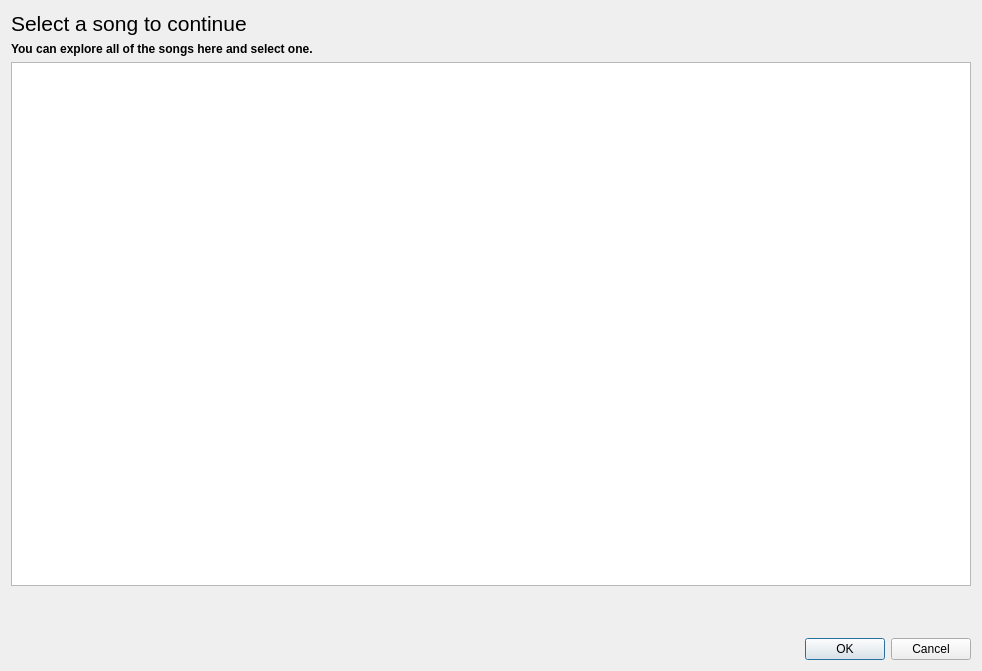
Before: the Qt Designer form ui/dialogs/storedialog.ui in amirmohsen1384/Mockingbird, drawn with Qt 5.
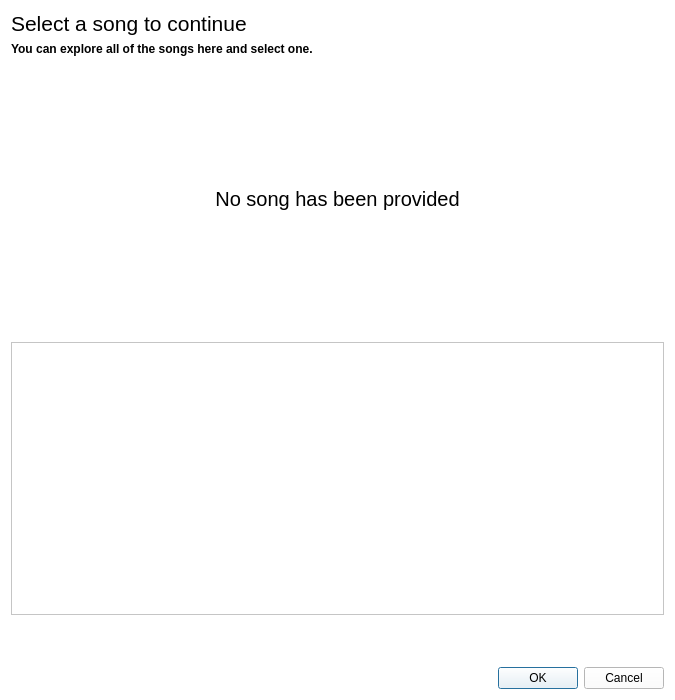
After: the same form once the commit is applied. Icons and pictures are not drawn. Custom widgets are drawn as their Qt base class.

Commit message: Improvement on the UI of store dialog

Diff of the .ui file:
```diff
--- a/ui/dialogs/storedialog.ui
+++ b/ui/dialogs/storedialog.ui
@@ -6,8 +6,8 @@
    <rect>
     <x>0</x>
     <y>0</y>
-    <width>982</width>
-    <height>671</height>
+    <width>675</width>
+    <height>700</height>
    </rect>
   </property>
   <property name="font">
@@ -18,6 +18,9 @@
   <property name="windowTitle">
    <string>Select a song to continue</string>
   </property>
+  <property name="styleSheet">
+   <string notr="true">background-color:white</string>
+  </property>
   <property name="modal">
    <bool>true</bool>
   </property>
@@ -47,8 +50,36 @@
      </property>
     </widget>
    </item>
+   <item>
+    <widget class="QLabel" name="notFoundLabel">
+     <property name="sizePolicy">
+      <sizepolicy hsizetype="MinimumExpanding" vsizetype="MinimumExpanding">
+       <horstretch>0</horstretch>
+       <verstretch>0</verstretch>
+      </sizepolicy>
+     </property>
+     <property name="font">
+      <font>
+       <pointsize>15</pointsize>
+       <fontweight>ExtraLight</fontweight>
+      </font>
+     </property>
+     <property name="text">
+      <string>No song has been provided</string>
+     </property>
+     <property name="alignment">
+      <set>Qt::AlignmentFlag::AlignCenter</set>
+     </property>
+    </widget>
+   </item>
    <item>
     <widget class="QListView" name="songView">
+     <property name="sizePolicy">
+      <sizepolicy hsizetype="MinimumExpanding" vsizetype="MinimumExpanding">
+       <horstretch>0</horstretch>
+       <verstretch>0</verstretch>
+      </sizepolicy>
+     </property>
      <property name="font">
       <font>
        <bold>false</bold>
```
Left out of the diff: 14 changed lines with no effect on the pictures. The commit also changes 2 other files.
